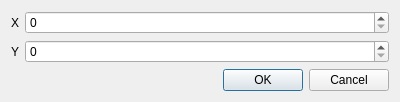
This is EvolViz/PointInitializationDialog.ui in maciejgrzybek/EvolViz as Qt 5 draws it before an edit. The edited form follows.
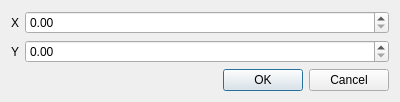
This is the edited form.

```diff
--- a/EvolViz/PointInitializationDialog.ui
+++ b/EvolViz/PointInitializationDialog.ui
@@ -39,10 +39,10 @@
     </widget>
    </item>
    <item row="0" column="1">
-    <widget class="QSpinBox" name="x"/>
+    <widget class="QDoubleSpinBox" name="x"/>
    </item>
    <item row="1" column="1">
-    <widget class="QSpinBox" name="y"/>
+    <widget class="QDoubleSpinBox" name="y"/>
    </item>
   </layout>
  </widget>
```
